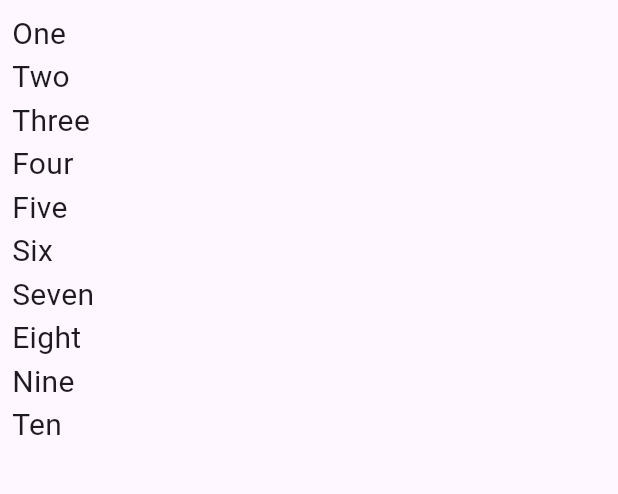
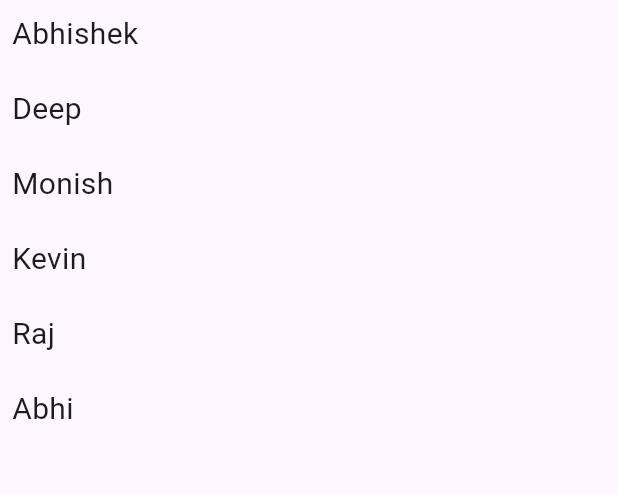
Before and after one commit to 032AbhishekChoksi/listview-flutter, a Flutter app: the screen it shows after launch, on a phone screen of 412 x 824 dp, the part 84-578 px from its top. Run offline on Flutter 3.47's test engine with Material 2 defaults, Android fonts, the phone set to English and light mode, and no system bars.

```diff
--- a/lib/main.dart
+++ b/lib/main.dart
@@ -32,6 +32,7 @@ class MyHomePage extends StatefulWidget {
 }
 
 class _MyHomePageState extends State<MyHomePage> {
+  var arrName = ['Abhishek', 'Deep', 'Monish', 'Kevin', 'Raj', 'Abhi'];
 
   @override
   Widget build(BuildContext context) {
@@ -48,22 +49,44 @@ class _MyHomePageState extends State<MyHomePage> {
       * Usually, this is used with a few children as the List will also construct invisible elements in the list,
       * so numerous widgets may render this inefficiently.
       */
-      body: ListView(
+      // body: ListView(
+      //   // scrollDirection: Axis.horizontal,
+      //   // reverse: true,
+      //   padding: const EdgeInsets.all(8.0),
+      //   children: const [
+      //     Text('One', style: TextStyle(fontSize: 20)),
+      //     Text('Two', style: TextStyle(fontSize: 20)),
+      //     Text('Three', style: TextStyle(fontSize: 20)),
+      //     Text('Four', style: TextStyle(fontSize: 20)),
+      //     Text('Five', style: TextStyle(fontSize: 20)),
+      //     Text('Six', style: TextStyle(fontSize: 20)),
+      //     Text('Seven', style: TextStyle(fontSize: 20)),
+      //     Text('Eight', style: TextStyle(fontSize: 20)),
+      //     Text('Nine', style: TextStyle(fontSize: 20)),
+      //     Text('Ten', style: TextStyle(fontSize: 20)),
+      //   ],
+      // ),
+
+      /*
+      * ListView.builder()
+      * The builder() constructor constructs a repeating list of widgets.
+      * The constructor takes two main parameters:
+      *   -> An itemCount for the number of repetitions for the widget to be constructed (not compulsory).
+      *   -> An itemBuilder for constructing the widget which will be generated ‘itemCount‘ times (compulsory).
+      * If the itemCount is not specified, infinite widgets will be constructed by default.
+      */
+      body: ListView.builder(
+        padding: const EdgeInsets.all(8.0),
         // scrollDirection: Axis.horizontal,
         // reverse: true,
-        padding: const EdgeInsets.all(8.0),
-        children: const [
-          Text('One', style: TextStyle(fontSize: 20)),
-          Text('Two', style: TextStyle(fontSize: 20)),
-          Text('Three', style: TextStyle(fontSize: 20)),
-          Text('Four', style: TextStyle(fontSize: 20)),
-          Text('Five', style: TextStyle(fontSize: 20)),
-          Text('Six', style: TextStyle(fontSize: 20)),
-          Text('Seven', style: TextStyle(fontSize: 20)),
-          Text('Eight', style: TextStyle(fontSize: 20)),
-          Text('Nine', style: TextStyle(fontSize: 20)),
-          Text('Ten', style: TextStyle(fontSize: 20)),
-        ],
+        itemExtent: 50,
+        itemBuilder: (context, index) {
+          return Text(
+            arrName[index],
+            style: const TextStyle(fontSize: 20),
+          );
+        },
+        itemCount: arrName.length,
       ),
     );
   }
```
